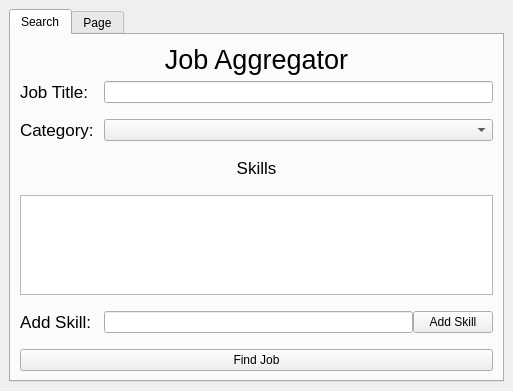
This is views/main.ui in Walpys/PythonProject as Qt 5 draws it before an edit. The edited form follows.
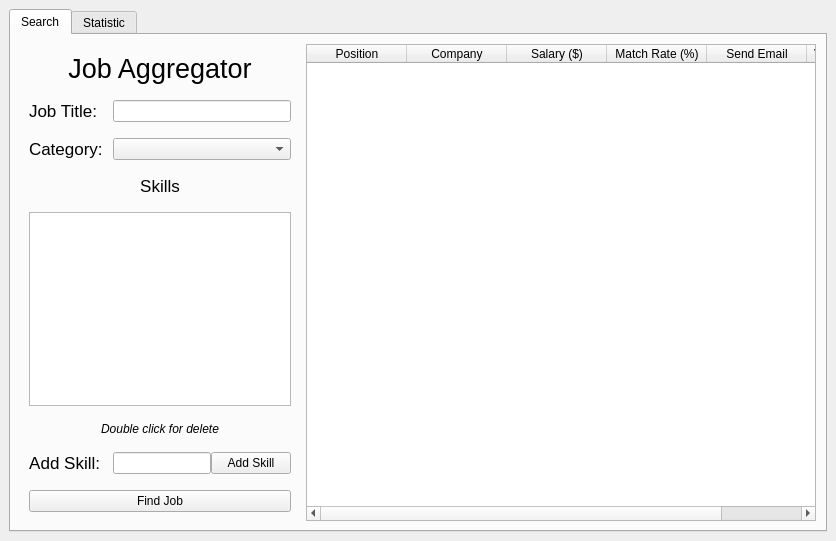
This is the edited form.

Commit message: add chart, redesign ui

Patch:
```diff
--- a/views/main.ui
+++ b/views/main.ui
@@ -6,15 +6,15 @@
    <rect>
     <x>0</x>
     <y>0</y>
-    <width>513</width>
-    <height>366</height>
+    <width>836</width>
+    <height>466</height>
    </rect>
   </property>
   <property name="windowTitle">
    <string>MainWindow</string>
   </property>
   <widget class="QWidget" name="centralwidget">
-   <layout class="QVBoxLayout" name="verticalLayout">
+   <layout class="QHBoxLayout" name="horizontalLayout_2">
     <item>
      <widget class="QTabWidget" name="tabWidget">
       <property name="enabled">
@@ -48,31 +48,16 @@
        <attribute name="title">
         <string>Search</string>
        </attribute>
-       <layout class="QVBoxLayout" name="verticalLayout_2">
-        <item>
-         <widget class="QLabel" name="Label">
+       <layout class="QGridLayout" name="gridLayout">
+        <item row="0" column="0">
+         <widget class="QWidget" name="searchwidget" native="true">
           <property name="maximumSize">
            <size>
-            <width>30000</width>
-            <height>48</height>
+            <width>280</width>
+            <height>16777215</height>
            </size>
           </property>
-          <property name="font">
-           <font>
-            <pointsize>20</pointsize>
-           </font>
-          </property>
-          <property name="text">
-           <string>Job Aggregator</string>
-          </property>
-          <property name="scaledContents">
-           <bool>false</bool>
-          </property>
-          <property name="alignment">
-           <set>Qt::AlignCenter</set>
-          </property>
-         </widget>
-        </item>
+          <layout class="QVBoxLayout" name="verticalLayout">
         <item>
          <layout class="QFormLayout" name="formLayout">
           <property name="horizontalSpacing">
@@ -129,7 +114,7 @@
             </property>
            </widget>
           </item>
-          <item row="4" column="0" colspan="2">
+             <item row="5" column="0" colspan="2">
            <widget class="QListWidget" name="SkillList">
             <property name="sizePolicy">
              <sizepolicy hsizetype="MinimumExpanding" vsizetype="MinimumExpanding">
@@ -140,7 +125,7 @@
             <property name="maximumSize">
              <size>
               <width>300000</width>
-              <height>100</height>
+                 <height>200</height>
              </size>
             </property>
             <property name="batchSize">
@@ -148,7 +133,7 @@
             </property>
            </widget>
           </item>
-          <item row="5" column="0">
+             <item row="7" column="0">
            <widget class="QLabel" name="label_8">
             <property name="font">
              <font>
@@ -164,7 +149,7 @@
             </property>
            </widget>
           </item>
-          <item row="5" column="1">
+             <item row="7" column="1">
            <layout class="QHBoxLayout" name="horizontalLayout">
             <item>
              <widget class="QLineEdit" name="SkillInput"/>
@@ -178,23 +163,64 @@
             </item>
            </layout>
           </item>
-          <item row="6" column="0" colspan="2">
+             <item row="8" column="0" colspan="2">
            <widget class="QPushButton" name="Submit">
             <property name="text">
              <string>Find Job</string>
             </property>
            </widget>
           </item>
+             <item row="0" column="0" colspan="2">
+              <widget class="QLabel" name="Label">
+               <property name="maximumSize">
+                <size>
+                 <width>30000</width>
+                 <height>48</height>
+                </size>
+               </property>
+               <property name="font">
+                <font>
+                 <pointsize>20</pointsize>
+                </font>
+               </property>
+               <property name="text">
+                <string>Job Aggregator</string>
+               </property>
+               <property name="scaledContents">
+                <bool>false</bool>
+               </property>
+               <property name="alignment">
+                <set>Qt::AlignCenter</set>
+               </property>
+              </widget>
+             </item>
+             <item row="6" column="0" colspan="2">
+              <widget class="QLabel" name="label">
+               <property name="font">
+                <font>
+                 <italic>true</italic>
+                </font>
+               </property>
+               <property name="cursor">
+                <cursorShape>ForbiddenCursor</cursorShape>
+               </property>
+               <property name="text">
+                <string>Double click for delete</string>
+               </property>
+               <property name="alignment">
+                <set>Qt::AlignCenter</set>
+               </property>
+               <property name="margin">
+                <number>1</number>
+               </property>
+              </widget>
+             </item>
          </layout>
         </item>
        </layout>
       </widget>
-      <widget class="QWidget" name="results_tab">
-       <attribute name="title">
-        <string>Page</string>
-       </attribute>
-       <layout class="QGridLayout" name="gridLayout_2">
-        <item row="2" column="0">
+        </item>
+        <item row="0" column="1">
          <widget class="QTableWidget" name="tableWidget">
           <property name="columnCount">
            <number>6</number>
@@ -231,26 +257,15 @@
           </column>
          </widget>
         </item>
-        <item row="1" column="0">
-         <widget class="QLabel" name="label_9">
-          <property name="maximumSize">
-           <size>
-            <width>300000</width>
-            <height>17</height>
-           </size>
-          </property>
-          <property name="font">
-           <font>
-            <pointsize>14</pointsize>
-           </font>
-          </property>
-          <property name="text">
-           <string>Results</string>
-          </property>
-          <property name="alignment">
-           <set>Qt::AlignCenter</set>
-          </property>
-         </widget>
+       </layout>
+      </widget>
+      <widget class="QWidget" name="tab">
+       <attribute name="title">
+        <string>Statistic</string>
+       </attribute>
+       <layout class="QVBoxLayout" name="verticalLayout_2">
+        <item>
+         <layout class="QVBoxLayout" name="chart_layout"/>
         </item>
        </layout>
       </widget>
```
Lines whose indentation alone changed are shown as unchanged. The commit also changes 6 other files.
